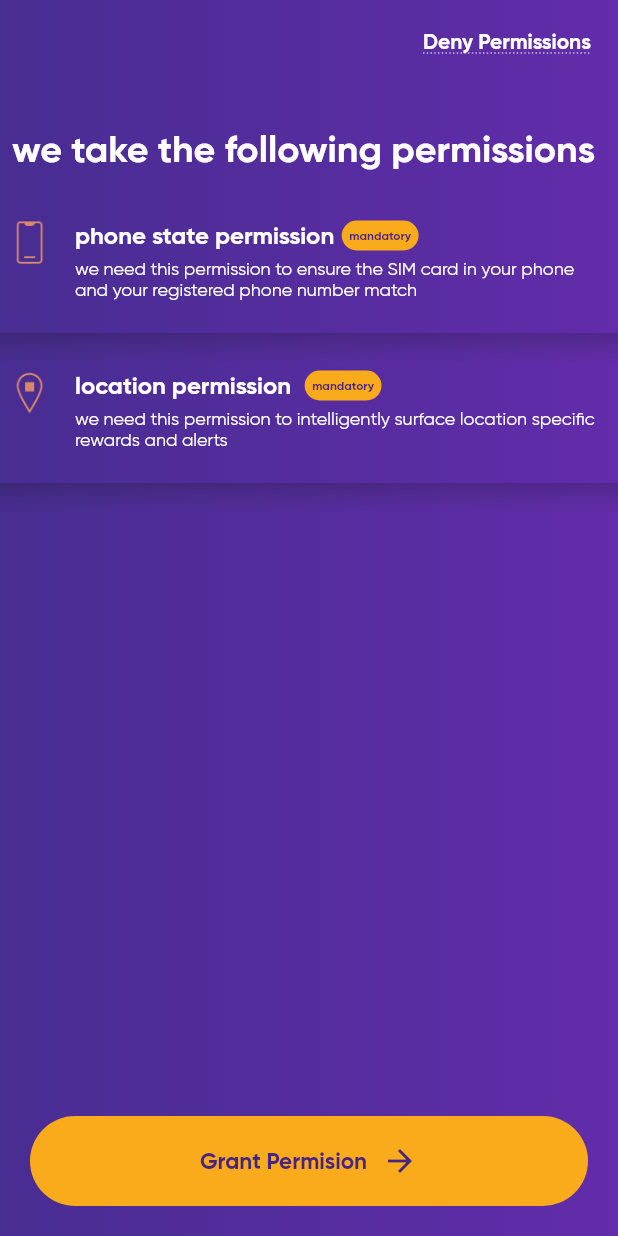
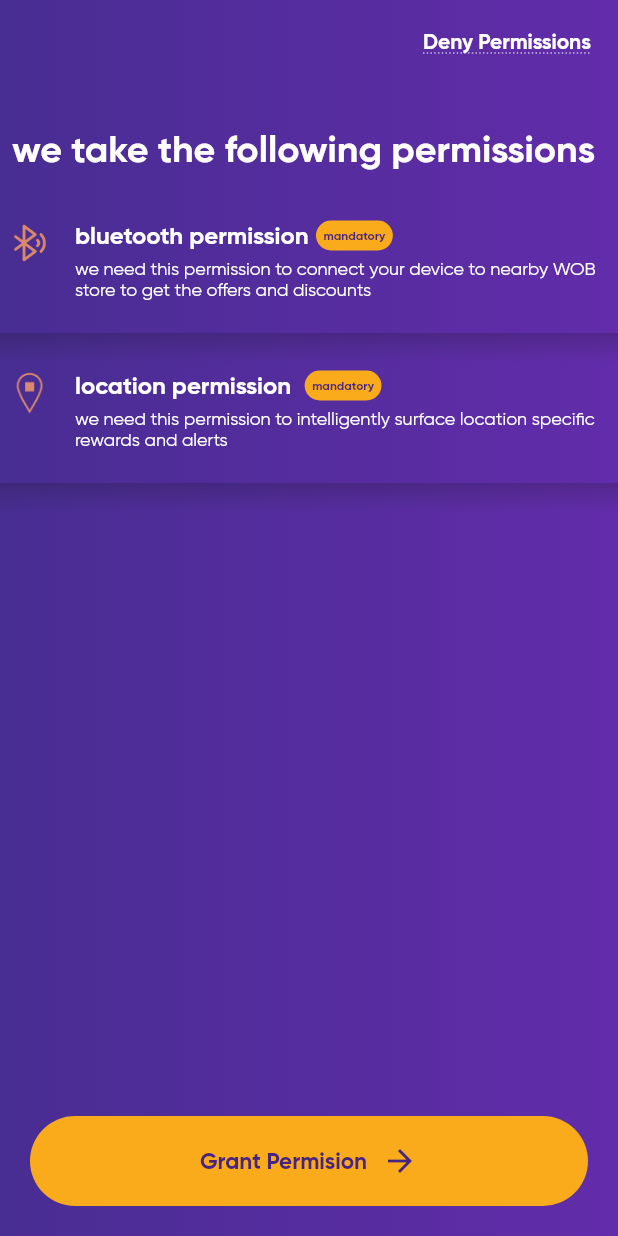
Before and after one commit to KumarLakshmanan/wob-new, a Flutter app: the PermissionsScreen screen opened directly, on a phone screen of 412 x 824 dp. Run offline on Flutter 3.47's test engine with Material 2 defaults, Android fonts, the light colour scheme and no system bars; our stand-ins replace flutter_keyboard_visibility, flutter_svg, flutter_switch, get, google_fonts, google_maps_flutter and 5 more; missing offline and left inert: barcode, bulleted_list, clippy_flutter, flutter_beacon, flutter_keyboard_visibility_web, location_web and 2 more; accounts and stored records are empty.

Commit message:
navigation & permission screens

```diff
--- a/lib/explore/explore_store.dart
+++ b/lib/explore/explore_store.dart
@@ -44,6 +44,7 @@ class _ExploreStoreState extends State<ExploreStore> {
         ),
       ),
       body: ListView(
+        physics: const BouncingScrollPhysics(),
         children: [
           for (int i = 0; i < 4; i++)
             Container(
--- a/lib/screens/permissions.dart
+++ b/lib/screens/permissions.dart
@@ -90,10 +90,10 @@ class _PermissionsScreenState extends State<PermissionsScreen> {
                   height: 20,
                 ),
                 PermissionCard(
-                  image: "assets/images/phone.png",
-                  title: "phone state permission",
+                  image: "assets/images/bluetooth.png",
+                  title: "bluetooth permission",
                   subTitle:
-                      "we need this permission to ensure the SIM card in your phone and your registered phone number match",
+                      "we need this permission to connect your device to nearby WOB store to get the offers and discounts",
                   ontap: () {},
                 ),
                 Container(
@@ -231,6 +231,7 @@ class PermissionCard extends StatelessWidget {
             Image.asset(
               image,
               width: 30,
+              color: const Color(0xFFd9896a),
             ),
             const SizedBox(
               width: 15,
```
Also changed, not shown: lib/home/home.dart (+1 -7 lines), lib/main/mainscreen.dart (+24 -2 lines), assets/images/bluetooth.png (added).
